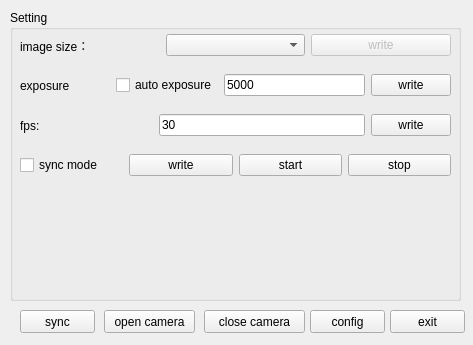
guanglun/GLMocap, file src/formCameraConfig/formcamconfig.ui: the form before one commit.
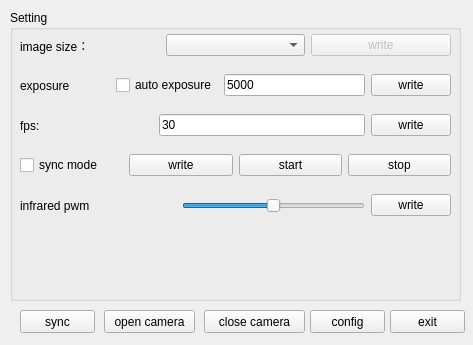
The form after the commit.

```diff
--- a/src/formCameraConfig/formcamconfig.ui
+++ b/src/formCameraConfig/formcamconfig.ui
@@ -173,6 +173,51 @@
      </item>
     </layout>
    </widget>
+   <widget class="QWidget" name="horizontalLayoutWidget_5">
+    <property name="geometry">
+     <rect>
+      <x>10</x>
+      <y>180</y>
+      <width>431</width>
+      <height>31</height>
+     </rect>
+    </property>
+    <layout class="QHBoxLayout" name="horizontalLayout_5">
+     <item>
+      <widget class="QLabel" name="label_4">
+       <property name="text">
+        <string>infrared pwm                          </string>
+       </property>
+      </widget>
+     </item>
+     <item>
+      <widget class="QSlider" name="hs_pwm">
+       <property name="maximum">
+        <number>100</number>
+       </property>
+       <property name="value">
+        <number>50</number>
+       </property>
+       <property name="orientation">
+        <enum>Qt::Horizontal</enum>
+       </property>
+       <property name="invertedAppearance">
+        <bool>false</bool>
+       </property>
+       <property name="invertedControls">
+        <bool>false</bool>
+       </property>
+      </widget>
+     </item>
+     <item>
+      <widget class="QPushButton" name="pb_set_config_pwm">
+       <property name="text">
+        <string>write</string>
+       </property>
+      </widget>
+     </item>
+    </layout>
+   </widget>
   </widget>
   <widget class="QPushButton" name="pb_set_config">
    <property name="geometry">
```
